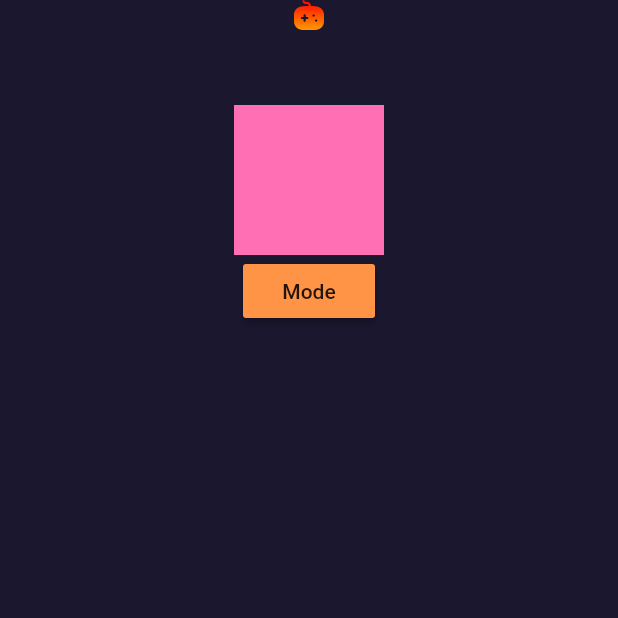
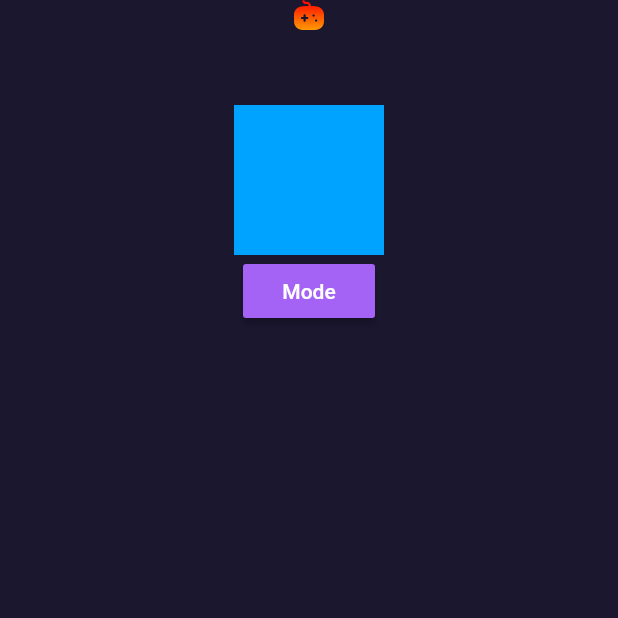
Before and after one commit to aldrinmathew/UI-Setup, a Flutter app: the screen it shows after launch, after a tap on "Mode", on a phone screen of 412 x 824 dp, the top half of it. Run offline on Flutter 3.47's test engine with Material 2 defaults, Android fonts, the phone set to English and light mode, and no system bars; our stand-ins replace flutter_svg, get.

Commit message:
New Color Controller implementation
New implementation of the ColorController to match the content and logic of the youtube video.
Added main, contrast, style, alternative, defaultMain, defaultContrast, themeSwitcher() and chooser()

```diff
--- a/lib/controller/color_controller.dart
+++ b/lib/controller/color_controller.dart
@@ -1,46 +1,67 @@
 import 'package:flutter/material.dart';
 import 'package:get/get.dart';
 
-import '../global.dart';
+import '../import/utils.dart';
 
+// The GetX implementation of Theme/Colour system for the application.
 class ColorController extends GetxController {
-  Color get main => (_isDarkMode.value) ? Color(0xFF1A172F) : Color(0xFFF4F4F4);
 
-  Color get contrast => (_isDarkMode.value) ? Color(0xFFF4F4F4) : Color(0xFF1A172F);
+  // The background colour of the application. This changes depending on the Theme Mode.
+  Color get main => (isLightMode)?(Color(0xFFF4F4F4)):(Color(0xFF1A172F));
 
-  Color get style => Color(0xFFFF9447);
+  // The foreground colour or the colour that is always in contrast to the background colour of the application. This also changes depending on the Theme Mode.
+  Color get contrast => (isDarkMode)?(Color(0xFFF4F4F4)):(Color(0xFF1A172F));
 
-  Color get alternative => Color(0xFFFF6FB4);
+  // The styling colour used to identify important elements in the application. In our case, the `style` colour doesn't change value, but can be used as a varying colour in different modes.
+  Color get style => Color(0xFFA463F5);
 
+  // The colour used to make elements standout from those elements that use the styling colour. Or the colour that is used other than the `style` colour.
+  Color get alternative => Color(0xFF00A3FF);
+
+  // The default value of the `main` colour. In our case, as we are starting in light mode, it is bright.
+  Color get defaultMain => Color(0xFFF4F4F4);
+
+  // The default value of the `contrast` colour. In our case, as we are starting in light mode, it is dark.
+  Color get defaultContrast => Color(0xFF1A172F);
+
+  // Used just to group all necessary colours in one single class.
+  Color get white => Colors.white;
+
+  // Used just to group all necessary colours in one single class.
+  Color get black => Colors.black;
+
+
+  // The most important variable in the Theme System as it determines the colours of various elements.
+  RxBool _isDarkMode = false.obs;
+
+  // Tells whether the app is in dark mode.
   bool get isDarkMode => _isDarkMode.value;
 
-  Color get black => Colors.black;
+  // Tells whether the app is in light mode.
+  bool get isLightMode => !(_isDarkMode.value);
 
-  Color get white => Colors.white;
 
-  Color get plain => Colors.transparent;
-
-  RxBool _isDarkMode = false.obs;
-
-  T chooser<T>(T lightMode, T darkMode) {
-    if(_isDarkMode.value) {
-      return darkMode;
-    } else {
-      return lightMode;
-    }
-  }
-
-  void themeSwitch(ColorMode mode) {
-    if (mode == ColorMode.light) {
-      if (_isDarkMode.value) {
+  // Switches theme between Dark and Light modes. Also can be customised depending on the value passed to the function.
+  void themeSwitcher(ThemeSwitchMode mode) {
+    if(mode == ThemeSwitchMode.light) {
+      if(isDarkMode) {
         _isDarkMode.value = !_isDarkMode.value;
       }
-    } else if (mode == ColorMode.dark) {
-      if (!_isDarkMode.value) {
+    } else if(mode == ThemeSwitchMode.dark) {
+      if(isLightMode) {
         _isDarkMode.value = !_isDarkMode.value;
       }
     } else {
       _isDarkMode.value = !_isDarkMode.value;
     }
   }
+
+  // A unique implementation that returns a value of any type from the 2 values passed to the function, depending on whether it is light or dark mode.
+  T chooser<T>({required T lightMode, required T darkMode}) {
+    if(isLightMode) {
+      return lightMode;
+    } else {
+      return darkMode;
+    }
+  }
 }
--- a/lib/global.dart
+++ b/lib/global.dart
@@ -1,5 +1,3 @@
-import 'controller/color_controller.dart';
+import './controller/color_controller.dart';
 
 ColorController color = ColorController();
-
-enum ColorMode { light, dark, change }
--- /dev/null
+++ b/lib/import/utils.dart
@@ -0,0 +1,4 @@
+
+enum ThemeSwitchMode {
+  light, dark, change
+}
--- a/lib/screen/home_screen.dart
+++ b/lib/screen/home_screen.dart
@@ -3,6 +3,7 @@
 
 import '../global.dart';
 import '../widget/icon/gamepad_icon.dart';
+import '../import/utils.dart';
 
 class UISetupHome extends StatelessWidget {
   const UISetupHome();
@@ -28,10 +29,15 @@
                 ),
               ),
               MaterialButton(
-                child: Text('Mode'),
+                child: Text(
+                  'Mode',
+                  style: TextStyle(
+                    color: color.white,
+                  ),
+                ),
                 color: color.style,
                 onPressed: () {
-                  color.themeSwitch(ColorMode.change);
+                  color.themeSwitcher(ThemeSwitchMode.change);
                 },
               )
             ],
```
